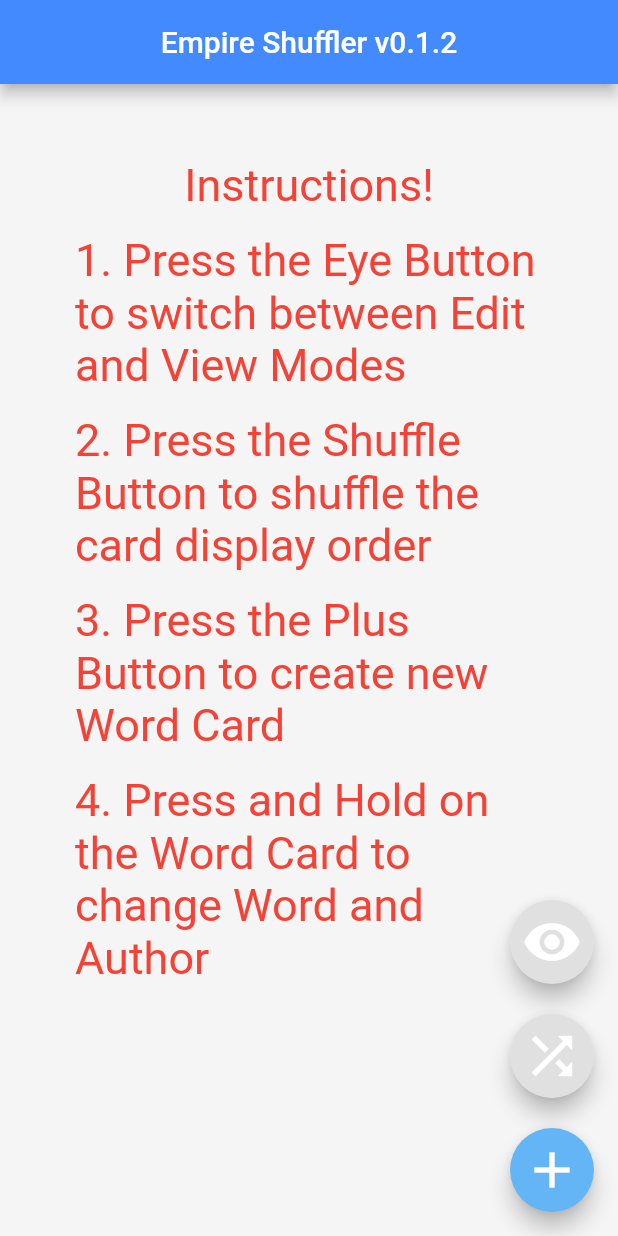
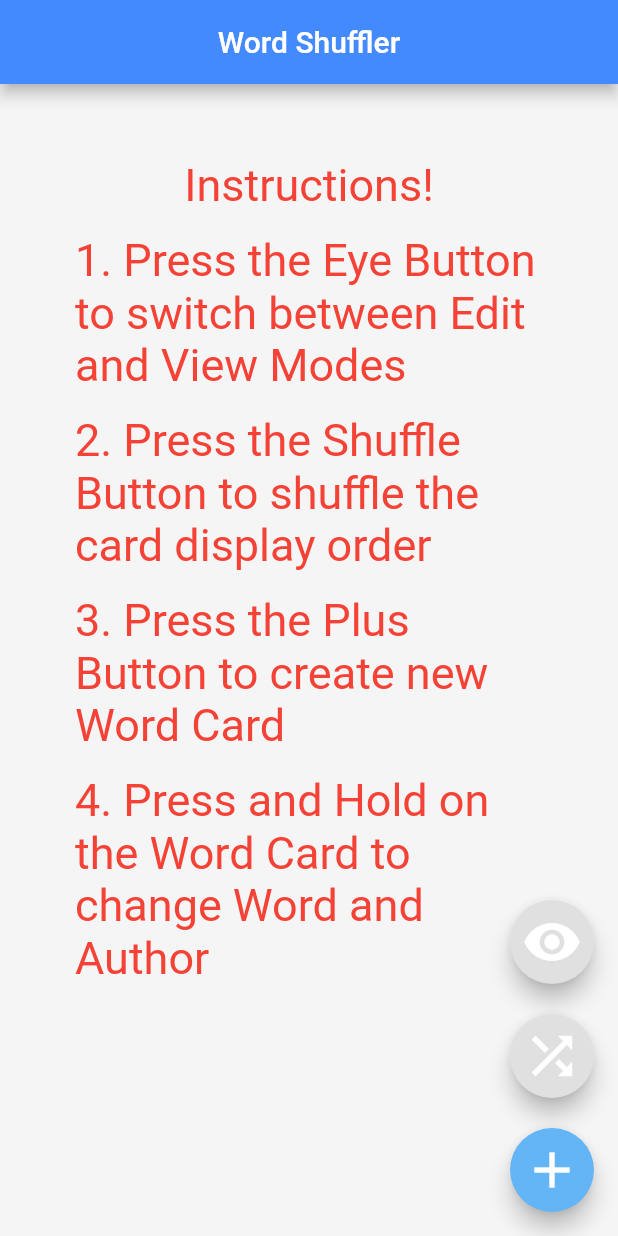
Before and after one commit to yaacovkdev/WordShuffler, a Flutter app: the screen it shows after launch, on a phone screen of 412 x 824 dp. Run offline on Flutter 3.47's test engine with Material 2 defaults, Android fonts, the light colour scheme and no system bars.

Commit message:
Fixed Title

```diff
--- a/lib/main.dart
+++ b/lib/main.dart
@@ -271,7 +271,7 @@
     return Scaffold(
       backgroundColor: Colors.grey[100],
       appBar: AppBar(
-        title: Text('Empire Shuffler v0.1.2'),
+        title: Text('Word Shuffler'),
         centerTitle: true,
         backgroundColor: Colors.blueAccent,
       ),
```
